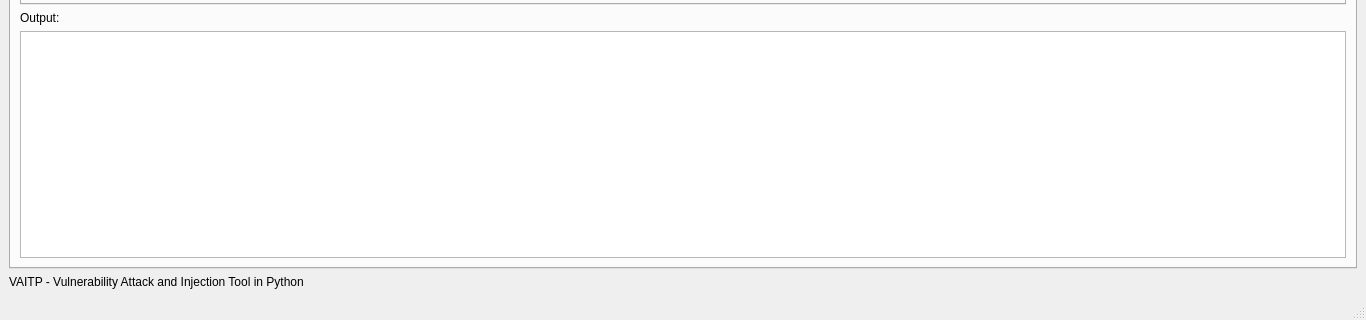
This is VAITP GUI/vaitp/vaitp.ui in netpack/vaitp as Qt 5 draws it before an edit; both pictures show x 0 to 1366 and y 448 to 768 of the 1366 by 768 pixel window. The edited form follows.
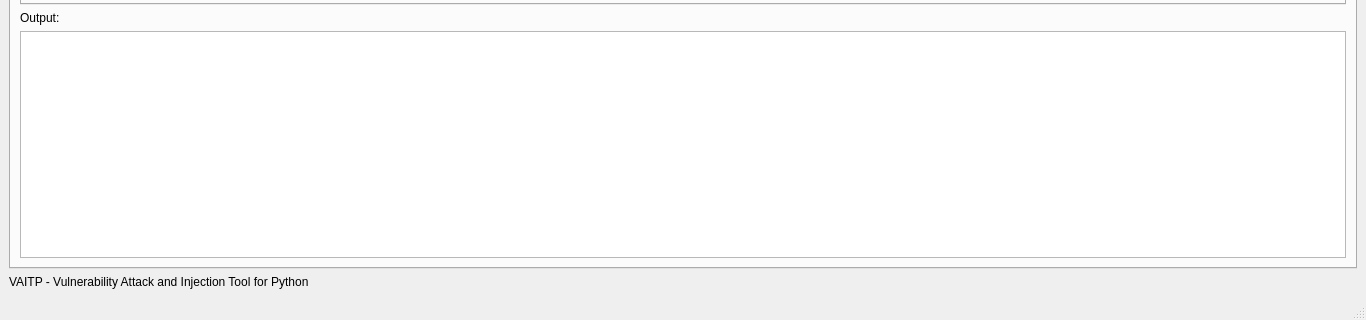
This is the edited form. Icons and pictures are not drawn.

Commit message: Updated vulnerablity dataset. Adding new experimental AI models. Started to adapt the VAITP GUI code for MacOs deployment.

What changed in the file:
```diff
--- a/VAITP GUI/vaitp/vaitp.ui
+++ b/VAITP GUI/vaitp/vaitp.ui
@@ -1528,7 +1528,7 @@
        <string/>
       </property>
       <property name="text">
-       <string>VAITP - Vulnerability Attack and Injection Tool in Python</string>
+       <string>VAITP - Vulnerability Attack and Injection Tool for Python</string>
       </property>
       <property name="alignment">
        <set>Qt::AlignLeading|Qt::AlignLeft|Qt::AlignVCenter</set>
```
Left out of the diff: 32 changed lines with no effect on the pictures. The commit also changes 5791 other files.
